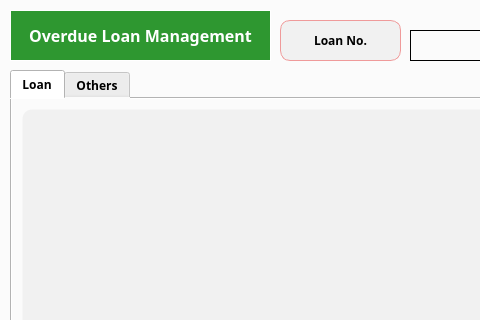
Old version of the form app/src/pages/overdue/management.ui in the repository DY-Microfinance-Customer-Management/dymf-algorithm; both pictures show x 0 to 480 and y 0 to 320 of the 1202 by 623 pixel window.
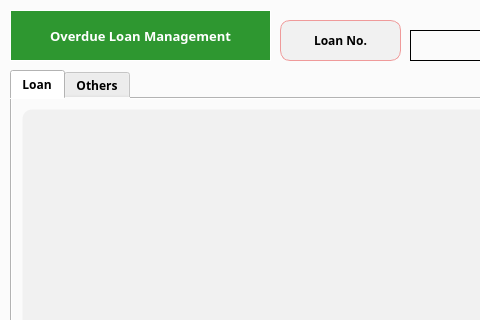
New version of the form.

```diff
--- a/app/src/pages/overdue/management.ui
+++ b/app/src/pages/overdue/management.ui
@@ -176,7 +176,7 @@
     <property name="font">
      <font>
       <family>Arial Black</family>
-      <pointsize>12</pointsize>
+      <pointsize>10</pointsize>
       <weight>75</weight>
       <bold>true</bold>
      </font>
```
